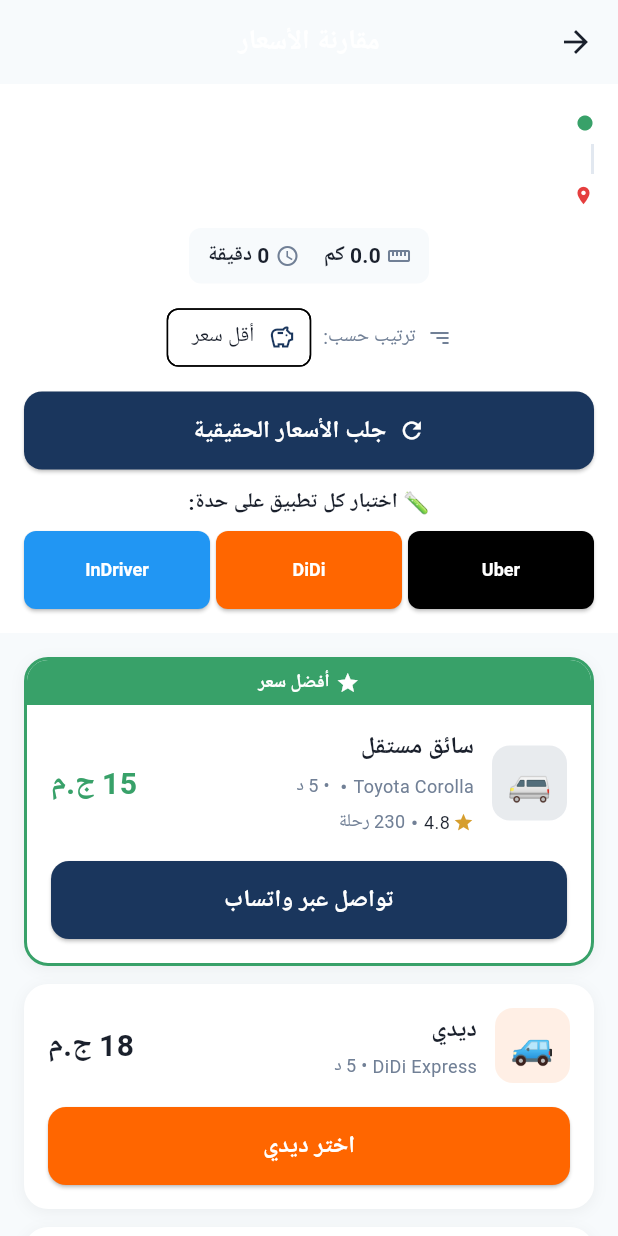
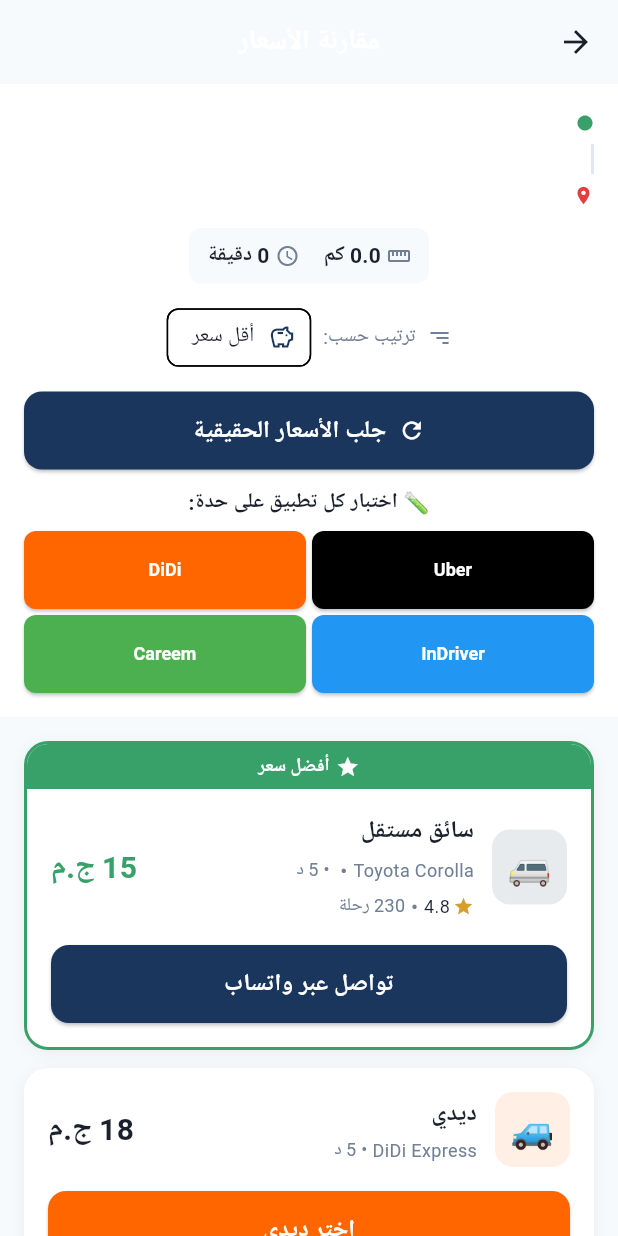
Before and after one commit to AiSchool-Admin/go-on-app, a Flutter app: the PriceComparisonScreen screen opened directly with empty values, on a phone screen of 412 x 824 dp. Run offline on Flutter 3.47's test engine with Material 3 defaults, Android fonts, the phone set to English and light mode, and no system bars; our stand-ins replace flutter_riverpod, geolocator, go_router, google_maps_flutter, shared_preferences, supabase_flutter; accounts and stored records are empty; network calls fail; Roboto replaces fonts that are missing (Cairo); project files that could hold a hidden picture were left out.

Commit message:
Add Careem test button to price comparison screen

```diff
--- a/mobile/lib/features/rides/screens/price_comparison_screen.dart
+++ b/mobile/lib/features/rides/screens/price_comparison_screen.dart
@@ -812,9 +812,17 @@ class _PriceComparisonScreenState extends ConsumerState<PriceComparisonScreen> {
                                 Expanded(
                                   child: _buildTestButton('DiDi', NativeServicesManager.didiPackage, const Color(0xFFFF6600)),
                                 ),
+                              ],
+                            ),
+                            const SizedBox(height: 4),
+                            Row(
+                              children: [
+                                Expanded(
+                                  child: _buildTestButton('InDriver', NativeServicesManager.indriverPackage, const Color(0xFF2196F3)),
+                                ),
                                 const SizedBox(width: 4),
                                 Expanded(
-                                  child: _buildTestButton('InDriver', NativeServicesManager.indriverPackage, const Color(0xFF2196F3)),
+                                  child: _buildTestButton('Careem', NativeServicesManager.careemPackage, const Color(0xFF4CAF50)),
                                 ),
                               ],
                             ),
```
